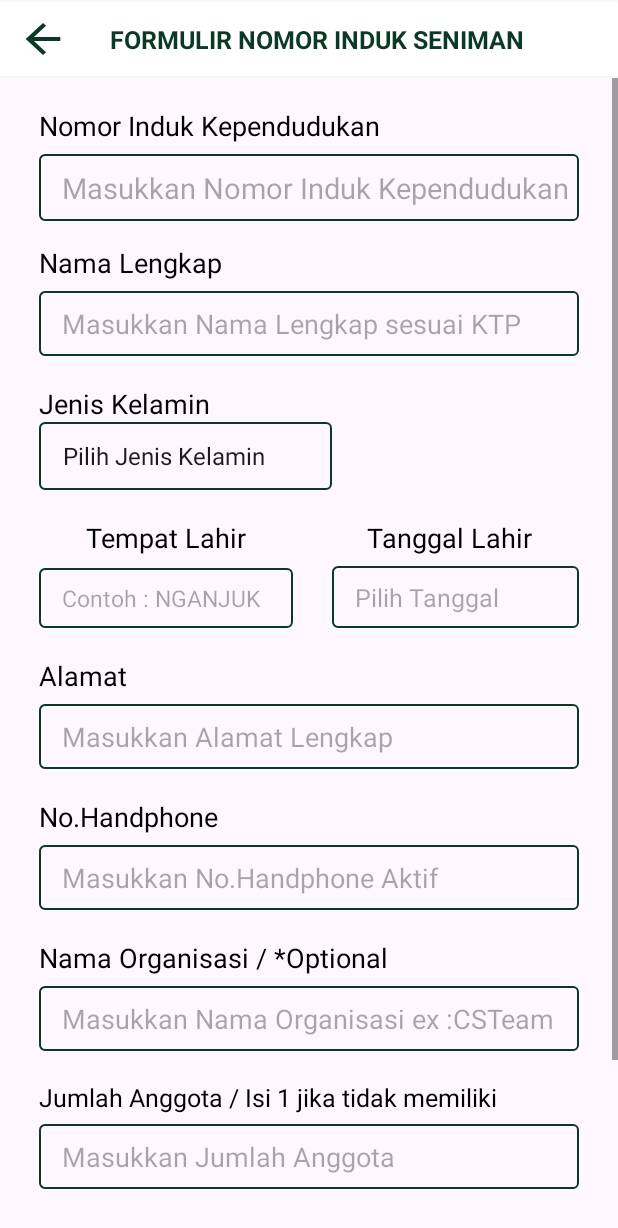
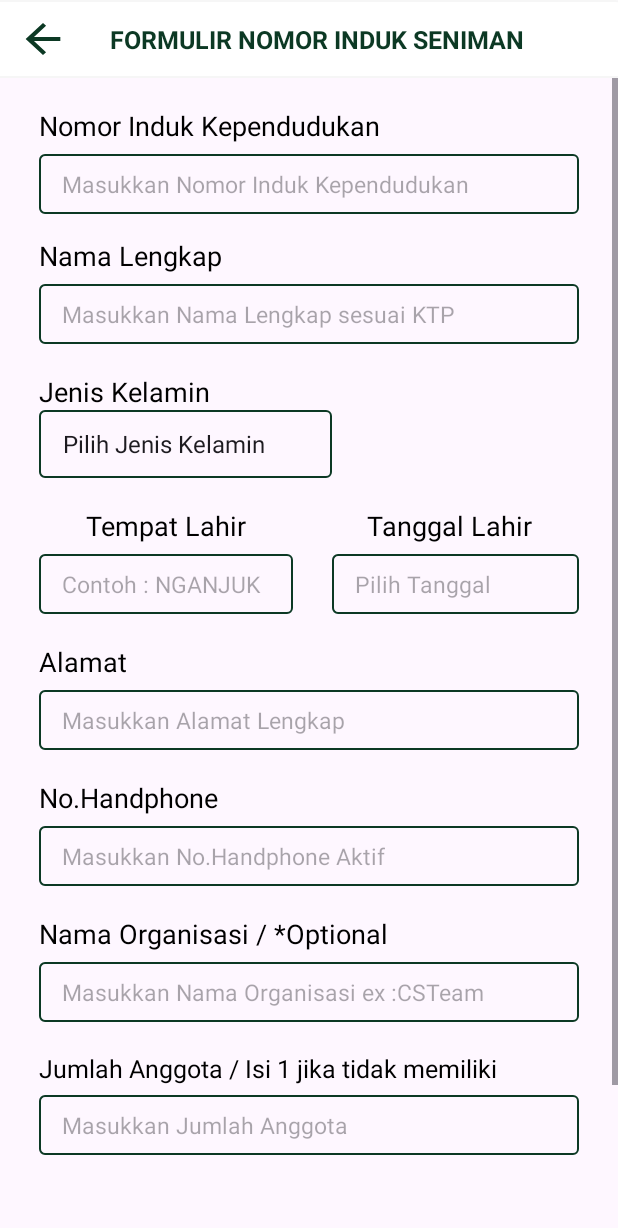
Before and after one commit to SaiaFadil/ProjectS-3Mobile, an Android app: the NoInduk3 screen opened directly, with no data from a screen before it, on a phone screen of 412 x 824 dp. Shown: the top 1228 px of the screen. Run offline under Robolectric (Android 15) with nearby library versions, the phone set to English and light mode, and no system bars; our stand-ins replace sdp/ssp sizes.

Commit message:
Update activity_no_induk3.xml

```diff
--- a/AppsMobile/app/src/main/res/layout/activity_no_induk3.xml
+++ b/AppsMobile/app/src/main/res/layout/activity_no_induk3.xml
@@ -79,7 +79,7 @@
                 android:maxLines="1"
                 android:paddingTop="@dimen/_7sdp"
                 android:paddingBottom="@dimen/_7sdp"
-                android:textSize="@dimen/_15sdp" />
+                android:textSize="@dimen/_12sdp" />
 
             <TextView
                 android:layout_marginTop="15dp"
@@ -97,7 +97,7 @@
                 android:ems="10"
                 android:inputType="text"
                 android:hint="Masukkan Nama Lengkap sesuai KTP"
-                android:textSize="@dimen/_14sdp"
+                android:textSize="@dimen/_12sdp"
                 android:maxLines="1"
                 android:background="@drawable/bg_editext"
                 android:paddingTop="@dimen/_7sdp"
@@ -172,7 +172,7 @@
                     android:ems="10"
                     android:hint="Pilih Tanggal"
                     android:maxLines="1"
-                    android:textSize="@dimen/_13sdp"
+                    android:textSize="@dimen/_12sdp"
                     android:background="@drawable/bg_editext"
                     android:paddingTop="@dimen/_7sdp"
                     android:paddingBottom="@dimen/_7sdp"
@@ -194,7 +194,7 @@
                 android:ems="10"
                 android:inputType="text"
                 android:hint="Masukkan Alamat Lengkap"
-                android:textSize="@dimen/_14sdp"
+                android:textSize="@dimen/_12sdp"
                 android:maxLines="1"
                 android:background="@drawable/bg_editext"
                 android:paddingTop="@dimen/_7sdp"
@@ -217,7 +217,7 @@
                 android:maxLines="1"
                 android:inputType="number"
                 android:hint="Masukkan No.Handphone Aktif"
-                android:textSize="@dimen/_14sdp"
+                android:textSize="@dimen/_12sdp"
                 android:background="@drawable/bg_editext"
                 android:paddingTop="@dimen/_7sdp"
                 android:paddingBottom="@dimen/_7sdp"
@@ -239,7 +239,7 @@
                 android:maxLines="1"
                 android:inputType="text"
                 android:hint="Masukkan Nama Organisasi ex :CSTeam"
-                android:textSize="@dimen/_14sdp"
+                android:textSize="@dimen/_12sdp"
                 android:background="@drawable/bg_editext"
                 android:paddingTop="@dimen/_7sdp"
                 android:paddingBottom="@dimen/_7sdp"
@@ -262,7 +262,7 @@
                 android:ems="10"
                 android:inputType="number"
                 android:hint="Masukkan Jumlah Anggota"
-                android:textSize="@dimen/_14sdp"
+                android:textSize="@dimen/_12sdp"
                 android:background="@drawable/bg_editext"
                 android:paddingTop="@dimen/_7sdp"
                 android:paddingBottom="@dimen/_7sdp"
```
